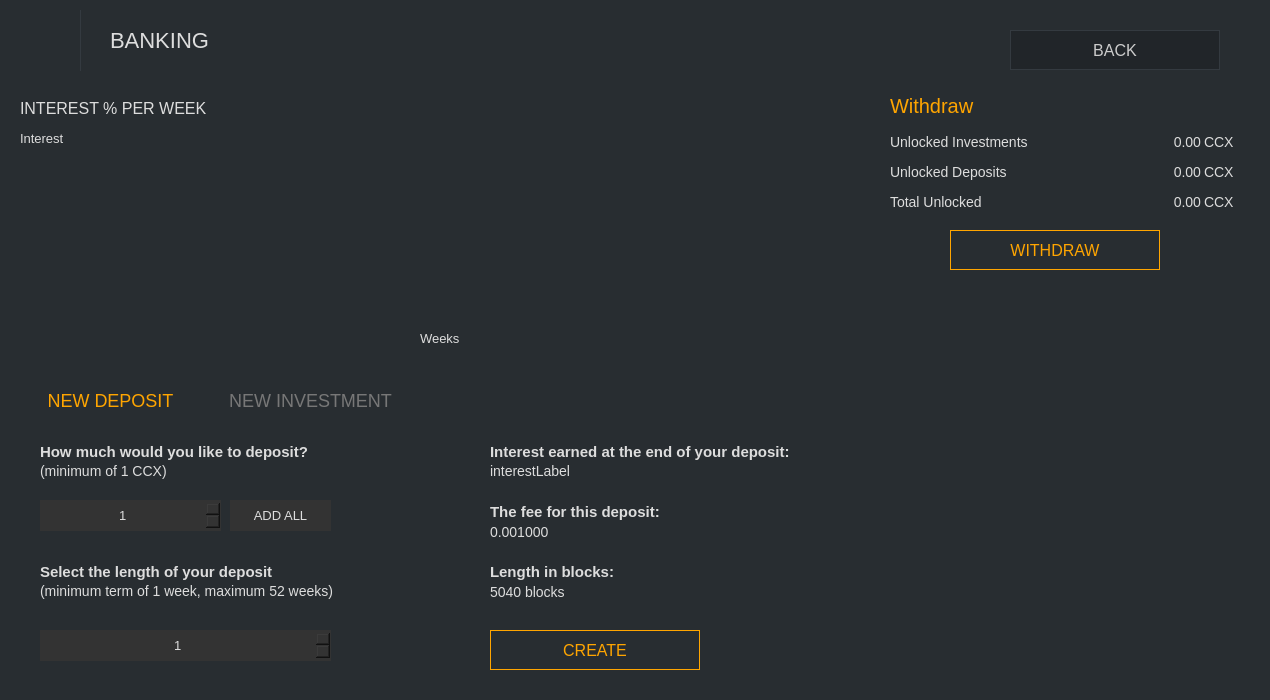
Qt form src/gui/ui/depositsframe.ui (ConcealNetwork/conceal-desktop) before a commit.
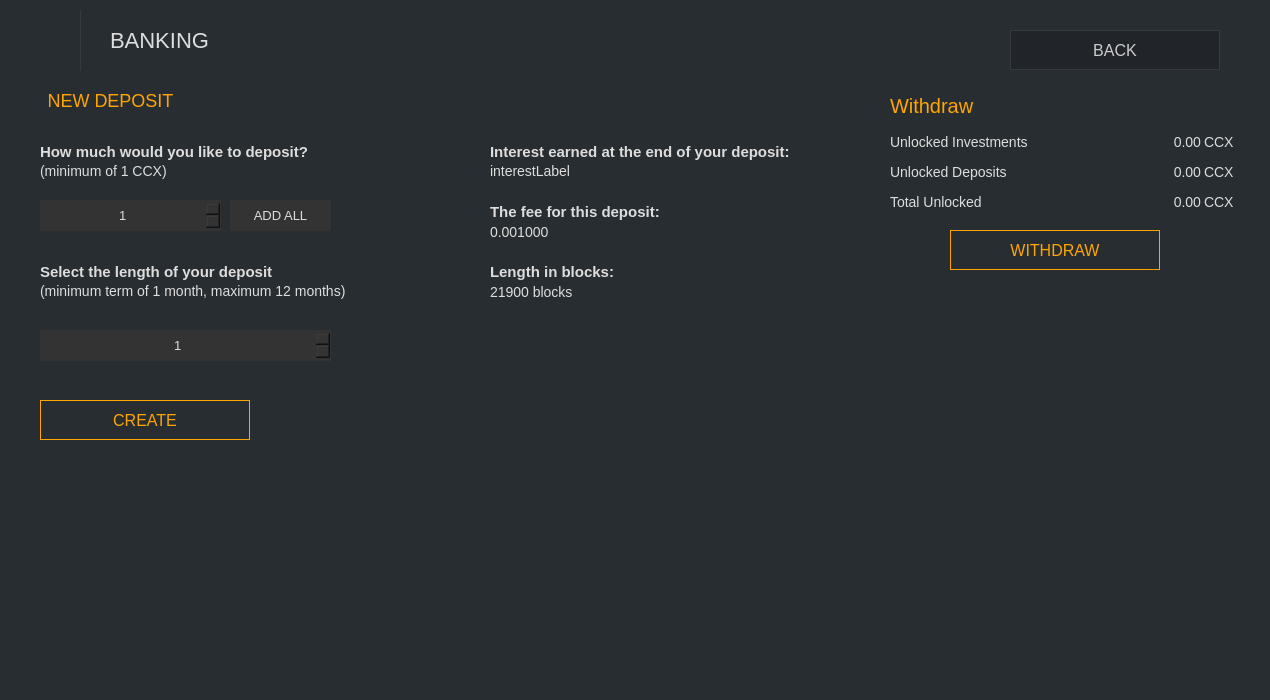
The same form after that commit. Icons and pictures are not drawn.

```diff
--- a/src/gui/ui/depositsframe.ui
+++ b/src/gui/ui/depositsframe.ui
@@ -198,9 +198,9 @@
       <property name="geometry">
        <rect>
         <x>20</x>
-        <y>420</y>
+        <y>120</y>
         <width>830</width>
-        <height>261</height>
+        <height>561</height>
        </rect>
       </property>
       <property name="styleSheet">
@@ -212,8 +212,8 @@
       <widget class="QPushButton" name="m_depositButton">
        <property name="geometry">
         <rect>
-         <x>470</x>
-         <y>210</y>
+         <x>20</x>
+         <y>280</y>
          <width>210</width>
          <height>40</height>
         </rect>
@@ -358,7 +358,7 @@
         <string notr="true">color: #ddd; font-size: 14px;</string>
        </property>
        <property name="text">
-        <string>5040 blocks</string>
+        <string>21900 blocks</string>
        </property>
        <property name="alignment">
         <set>Qt::AlignLeading|Qt::AlignLeft|Qt::AlignVCenter</set>
@@ -516,7 +516,7 @@
         <string notr="true">color: #ddd; font-size: 14px;</string>
        </property>
        <property name="text">
-        <string>(minimum term of 1 week, maximum 52 weeks)</string>
+        <string>(minimum term of 1 month, maximum 12 months)</string>
        </property>
        <property name="alignment">
         <set>Qt::AlignLeading|Qt::AlignLeft|Qt::AlignVCenter</set>
@@ -844,144 +844,11 @@
        </property>
       </widget>
      </widget>
-     <widget class="QGroupBox" name="m_graph">
-      <property name="geometry">
-       <rect>
-        <x>20</x>
-        <y>70</y>
-        <width>830</width>
-        <height>290</height>
-       </rect>
-      </property>
-      <property name="styleSheet">
-       <string notr="true">background-color: #282d31;</string>
-      </property>
-      <property name="title">
-       <string/>
-      </property>
-      <widget class="QLabel" name="m_bar">
-       <property name="geometry">
-        <rect>
-         <x>640</x>
-         <y>210</y>
-         <width>10</width>
-         <height>16</height>
-        </rect>
-       </property>
-       <property name="styleSheet">
-        <string notr="true">background-color: orange;</string>
-       </property>
-       <property name="text">
-        <string/>
-       </property>
-      </widget>
-      <widget class="QLabel" name="m_chartBack">
-       <property name="geometry">
-        <rect>
-         <x>0</x>
-         <y>0</y>
-         <width>830</width>
-         <height>290</height>
-        </rect>
-       </property>
-       <property name="styleSheet">
-        <string notr="true">background-color: #282d31;</string>
-       </property>
-       <property name="text">
-        <string/>
-       </property>
-      </widget>
-      <widget class="QLabel" name="label_10">
-       <property name="geometry">
-        <rect>
-         <x>0</x>
-         <y>30</y>
-         <width>211</width>
-         <height>16</height>
-        </rect>
-       </property>
-       <property name="font">
-        <font>
-         <pointsize>-1</pointsize>
-        </font>
-       </property>
-       <property name="styleSheet">
-        <string notr="true">color: #ddd; font-size: 16px;</string>
-       </property>
-       <property name="text">
-        <string>INTEREST % PER WEEK</string>
-       </property>
-      </widget>
-      <widget class="QLabel" name="label_12">
-       <property name="geometry">
-        <rect>
-         <x>400</x>
-         <y>260</y>
-         <width>51</width>
-         <height>16</height>
-        </rect>
-       </property>
-       <property name="font">
-        <font>
-         <pointsize>-1</pointsize>
-        </font>
-       </property>
-       <property name="styleSheet">
-        <string notr="true">color: #ddd; font-size: 13px;</string>
-       </property>
-       <property name="text">
-        <string>Weeks</string>
-       </property>
-      </widget>
-      <widget class="QLabel" name="label_15">
-       <property name="geometry">
-        <rect>
-         <x>20</x>
-         <y>260</y>
-         <width>51</width>
-         <height>16</height>
-        </rect>
-       </property>
-       <property name="font">
-        <font>
-         <family>Lato</family>
-         <pointsize>8</pointsize>
-        </font>
-       </property>
-       <property name="styleSheet">
-        <string notr="true">color: #555</string>
-       </property>
-       <property name="text">
-        <string/>
-       </property>
-      </widget>
-      <widget class="QLabel" name="label_16">
-       <property name="geometry">
-        <rect>
-         <x>0</x>
-         <y>60</y>
-         <width>51</width>
-         <height>16</height>
-        </rect>
-       </property>
-       <property name="font">
-        <font>
-         <pointsize>-1</pointsize>
-        </font>
-       </property>
-       <property name="styleSheet">
-        <string notr="true">color: #ddd; font-size: 13px;</string>
-       </property>
-       <property name="text">
-        <string>Interest</string>
-       </property>
-      </widget>
-     </widget>
      <widget class="QPushButton" name="m_depositSelectButton">
       <property name="geometry">
        <rect>
         <x>20</x>
-        <y>380</y>
+        <y>80</y>
         <width>181</width>
         <height>41</height>
        </rect>
@@ -998,386 +865,6 @@
        <string>NEW DEPOSIT</string>
       </property>
      </widget>
-     <widget class="QPushButton" name="m_investmentSelectButton">
-      <property name="geometry">
-       <rect>
-        <x>200</x>
-        <y>380</y>
-        <width>221</width>
-        <height>41</height>
-       </rect>
-      </property>
-      <property name="font">
-       <font>
-        <pointsize>-1</pointsize>
-       </font>
-      </property>
-      <property name="styleSheet">
-       <string notr="true">color: #777; background-color: #282d31; font-size: 18px;</string>
-      </property>
-      <property name="text">
-       <string>NEW INVESTMENT</string>
-      </property>
-     </widget>
-     <widget class="QGroupBox" name="investmentsBox">
-      <property name="geometry">
-       <rect>
-        <x>20</x>
-        <y>420</y>
-        <width>831</width>
-        <height>261</height>
-       </rect>
-      </property>
-      <property name="styleSheet">
-       <string notr="true">background-color: #282d31;</string>
-      </property>
-      <property name="title">
-       <string/>
-      </property>
-      <widget class="QPushButton" name="m_investButton">
-       <property name="geometry">
-        <rect>
-         <x>470</x>
-         <y>210</y>
-         <width>210</width>
-         <height>40</height>
-        </rect>
-       </property>
-       <property name="minimumSize">
-        <size>
-         <width>30</width>
-         <height>31</height>
-        </size>
-       </property>
-       <property name="font">
-        <font>
-         <pointsize>-1</pointsize>
-        </font>
-       </property>
-       <property name="styleSheet">
-        <string notr="true">color: orange; background-color: #212529; border: 1px solid orange; font-size: 16px;</string>
-       </property>
-       <property name="text">
-        <string>CREATE</string>
-       </property>
-      </widget>
-      <widget class="QLabel" name="label_21">
-       <property name="geometry">
-        <rect>
-         <x>20</x>
-         <y>140</y>
-         <width>371</width>
-         <height>23</height>
-        </rect>
-       </property>
-       <property name="font">
-        <font>
-         <pointsize>-1</pointsize>
-         <weight>75</weight>
-         <bold>true</bold>
-        </font>
-       </property>
-       <property name="styleSheet">
-        <string notr="true">color: #ddd; font-size: 15px; font-weight: bold;</string>
-       </property>
-       <property name="text">
-        <string>Select the length of your investment</string>
-       </property>
-       <property name="alignment">
-        <set>Qt::AlignLeading|Qt::AlignLeft|Qt::AlignVCenter</set>
-       </property>
-      </widget>
-      <widget class="QLabel" name="m_feeTextLabel_5">
-       <property name="geometry">
-        <rect>
-         <x>470</x>
-         <y>80</y>
-         <width>371</width>
-         <height>23</height>
-        </rect>
-       </property>
-       <property name="font">
-        <font>
-         <pointsize>-1</pointsize>
-         <weight>75</weight>
-         <bold>true</bold>
-        </font>
-       </property>
-       <property name="styleSheet">
-        <string notr="true">color: #ddd; font-size: 15px; font-weight: bold;</string>
-       </property>
-       <property name="text">
-        <string>Fee</string>
-       </property>
-      </widget>
-      <widget class="QSpinBox" name="m_timeSpin2">
-       <property name="geometry">
-        <rect>
-         <x>20</x>
-         <y>210</y>
-         <width>181</width>
-         <height>31</height>
-        </rect>
-       </property>
-       <property name="font">
-        <font>
-         <pointsize>-1</pointsize>
-        </font>
-       </property>
-       <property name="styleSheet">
-        <string notr="true">color: #ddd; background-color: #333;  font-size: 13px;</string>
-       </property>
-       <property name="alignment">
-        <set>Qt::AlignCenter</set>
-       </property>
-       <property name="suffix">
-        <string> Quarters</string>
-       </property>
-       <property name="minimum">
-        <number>1</number>
-       </property>
-       <property name="maximum">
-        <number>20</number>
-       </property>
-      </widget>
-      <widget class="QLabel" name="label_22">
-       <property name="geometry">
-        <rect>
-         <x>20</x>
-         <y>20</y>
-         <width>371</width>
-         <height>23</height>
-        </rect>
-       </property>
-       <property name="font">
-        <font>
-         <pointsize>-1</pointsize>
-         <weight>75</weight>
-         <bold>true</bold>
-        </font>
-       </property>
-       <property name="styleSheet">
-        <string notr="true">color: #ddd; font-size: 15px; font-weight: bold;</string>
-       </property>
-       <property name="text">
-        <string>How much would you like to invest?</string>
-       </property>
-       <property name="alignment">
-        <set>Qt::AlignLeading|Qt::AlignLeft|Qt::AlignVCenter</set>
-       </property>
-      </widget>
-      <widget class="QLabel" name="m_nativeTimeLabel2">
-       <property name="geometry">
-        <rect>
-         <x>470</x>
-         <y>160</y>
-         <width>151</width>
-         <height>23</height>
-        </rect>
-       </property>
-       <property name="font">
-        <font>
-         <pointsize>-1</pointsize>
-        </font>
-       </property>
-       <property name="styleSheet">
-        <string notr="true">color: #ddd; font-size: 14px; </string>
-       </property>
-       <property name="text">
-        <string>68400 blocks</string>
-       </property>
-       <property name="alignment">
-        <set>Qt::AlignLeading|Qt::AlignLeft|Qt::AlignVCenter</set>
-       </property>
-      </widget>
-      <widget class="QLabel" name="label_23">
-       <property name="geometry">
-        <rect>
-         <x>470</x>
-         <y>20</y>
-         <width>341</width>
-         <height>23</height>
-        </rect>
-       </property>
-       <property name="font">
-        <font>
-         <pointsize>-1</pointsize>
-         <weight>75</weight>
-         <bold>true</bold>
-        </font>
-       </property>
-       <property name="styleSheet">
-        <string notr="true">color: #ddd; font-size: 15px; font-weight: bold;</string>
-       </property>
-       <property name="text">
-        <string>Interest earned at the end of your deposit:</string>
-       </property>
-       <property name="alignment">
-        <set>Qt::AlignLeading|Qt::AlignLeft|Qt::AlignVCenter</set>
-       </property>
-      </widget>
-      <widget class="QDoubleSpinBox" name="m_amountSpin2">
-       <property name="geometry">
-        <rect>
-         <x>20</x>
-         <y>80</y>
-         <width>181</width>
-         <height>31</height>
-        </rect>
-       </property>
-       <property name="font">
-        <font>
-         <pointsize>-1</pointsize>
-        </font>
-       </property>
-       <property name="styleSheet">
-        <string notr="true">color: #ddd; background-color: #333;  font-size: 13px;</string>
-       </property>
-       <property name="alignment">
-        <set>Qt::AlignCenter</set>
-       </property>
-       <property name="suffix">
-        <string> CCX</string>
-       </property>
-       <property name="decimals">
-        <number>0</number>
-       </property>
-       <property name="minimum">
-        <double>50000.000000000000000</double>
-       </property>
-       <property name="maximum">
-        <double>20000000.000000000000000</double>
-       </property>
-       <property name="value">
-        <double>50000.000000000000000</double>
-       </property>
-      </widget>
-      <widget class="QLabel" name="m_feeLabel2">
-       <property name="geometry">
-        <rect>
-         <x>470</x>
-         <y>100</y>
-         <width>311</width>
-         <height>23</height>
-        </rect>
-       </property>
-       <property name="maximumSize">
-        <size>
-         <width>16777215</width>
-         <height>16777209</height>
-        </size>
-       </property>
-       <property name="font">
-        <font>
-         <pointsize>-1</pointsize>
-        </font>
-       </property>
-       <property name="styleSheet">
-        <string notr="true">color: #ddd; font-size: 14px; </string>
-       </property>
-       <property name="text">
-        <string>0.001000</string>
-       </property>
-       <property name="alignment">
-        <set>Qt::AlignLeading|Qt::AlignLeft|Qt::AlignVCenter</set>
-       </property>
-      </widget>
-      <widget class="QLabel" name="m_interestLabel2">
-       <property name="geometry">
-        <rect>
-         <x>470</x>
-         <y>40</y>
-         <width>271</width>
-         <height>21</height>
-        </rect>
-       </property>
-       <property name="font">
-        <font>
-         <pointsize>-1</pointsize>
-        </font>
-       </property>
-       <property name="styleSheet">
-        <string notr="true">color: #ddd; font-size: 14px; </string>
-       </property>
-       <property name="text">
-        <string>investmentInterest</string>
-       </property>
-       <property name="alignment">
-        <set>Qt::AlignLeading|Qt::AlignLeft|Qt::AlignVCenter</set>
-       </property>
-      </widget>
-      <widget class="QLabel" name="label_24">
-       <property name="geometry">
-        <rect>
-         <x>20</x>
-         <y>40</y>
-         <width>371</width>
-         <height>21</height>
-        </rect>
-       </property>
-       <property name="font">
-        <font>
-         <pointsize>-1</pointsize>
-        </font>
-       </property>
-       <property name="styleSheet">
-        <string notr="true">color: #ddd; font-size: 14px; </string>
-       </property>
-       <property name="text">
-        <string>(minimum of 50,000 CCX)</string>
-       </property>
-       <property name="alignment">
-        <set>Qt::AlignLeading|Qt::AlignLeft|Qt::AlignVCenter</set>
-       </property>
-      </widget>
-      <widget class="QLabel" name="label_25">
-       <property name="geometry">
-        <rect>
-         <x>20</x>
-         <y>160</y>
-         <width>371</width>
-         <height>21</height>
-        </rect>
-       </property>
-       <property name="font">
-        <font>
-         <pointsize>-1</pointsize>
-        </font>
-       </property>
-       <property name="styleSheet">
-        <string notr="true">color: #ddd; font-size: 14px; </string>
-       </property>
-       <property name="text">
-        <string>(minimum term of 1 quarter, maximum 20 quarters)</string>
-       </property>
-       <property name="alignment">
-        <set>Qt::AlignLeading|Qt::AlignLeft|Qt::AlignVCenter</set>
-       </property>
-      </widget>
-      <widget class="QLabel" name="m_feeTextLabel_6">
-       <property name="geometry">
-        <rect>
-         <x>470</x>
-         <y>140</y>
-         <width>151</width>
-         <height>23</height>
-        </rect>
-       </property>
-       <property name="font">
-        <font>
-         <pointsize>-1</pointsize>
-         <weight>75</weight>
-         <bold>true</bold>
-        </font>
-       </property>
-       <property name="styleSheet">
-        <string notr="true">color: #ddd; font-size: 15px; font-weight: bold;</string>
-       </property>
-       <property name="text">
-        <string>Length in blocks:</string>
-       </property>
-      </widget>
-     </widget>
      <widget class="Line" name="logoLine">
       <property name="geometry">
        <rect>
```
Left out of the diff: 89 changed lines with no effect on the pictures.
